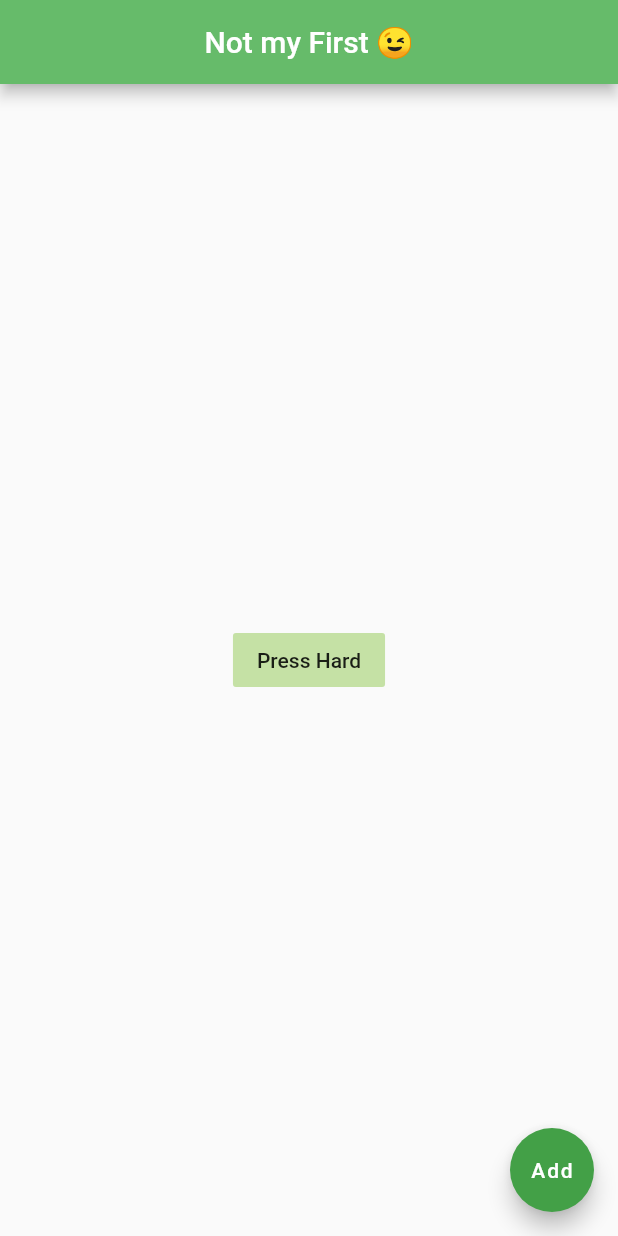
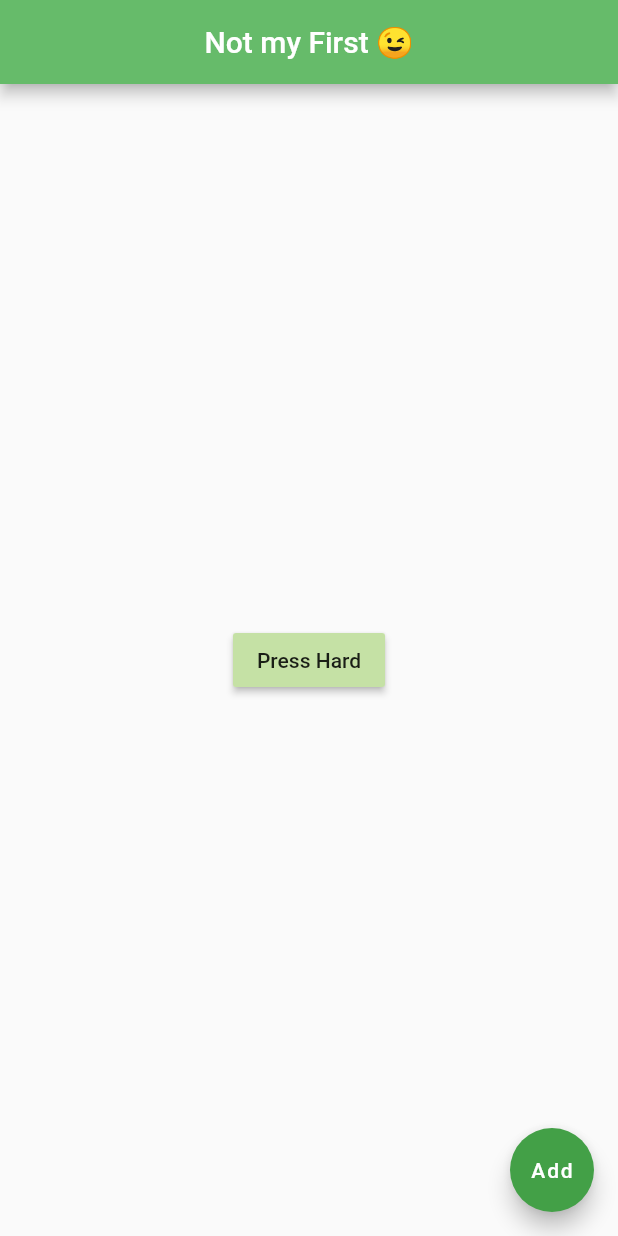
Before and after one commit to Adithya2018/Flutter-Tutorial-for-beginners, a Flutter app: the screen it shows after launch, on a phone screen of 412 x 824 dp. Run offline on Flutter 3.47's test engine with Material 2 defaults, Android fonts, the phone set to English and light mode, and no system bars.

Commit message:
Update main.dart

```diff
--- a/first_app/lib/main.dart
+++ b/first_app/lib/main.dart
@@ -20,7 +20,7 @@ class Home extends StatelessWidget {
         //   color: Colors.red[200],
         //   size: 250,
         // ),
-        child: FlatButton(
+        child: RaisedButton(
           onPressed: () {},
           child: Text('Press Hard'),
           color: Colors.lightGreen[200],
```
